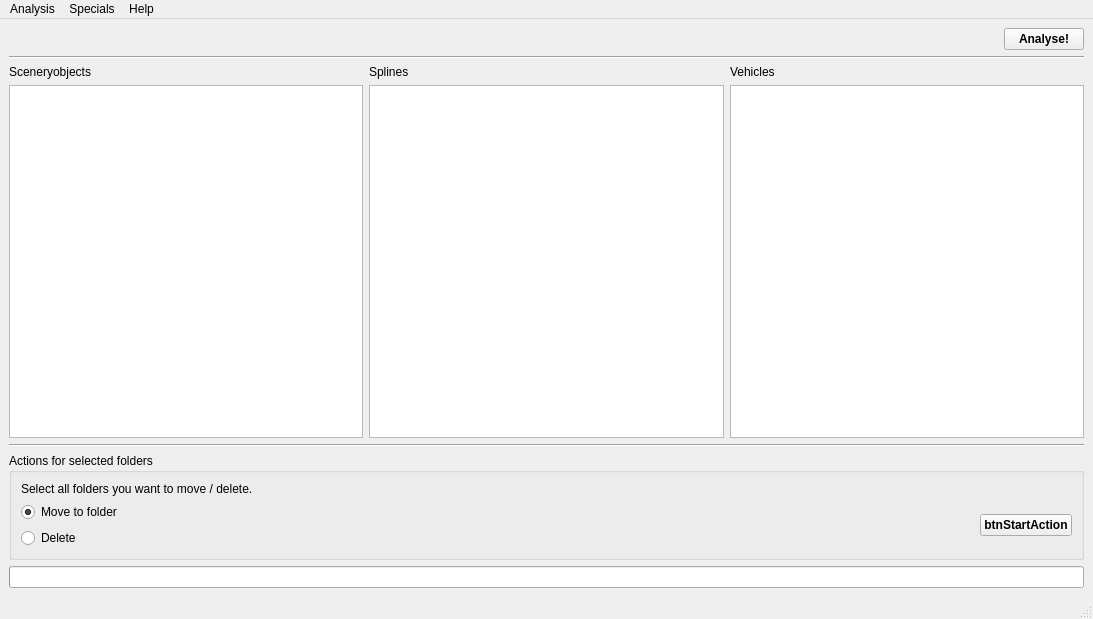
The window that OTModules/wCleanup/wcleanup.ui (pietr26/OMSI-Tools) describes before a commit, drawn with Qt 5.
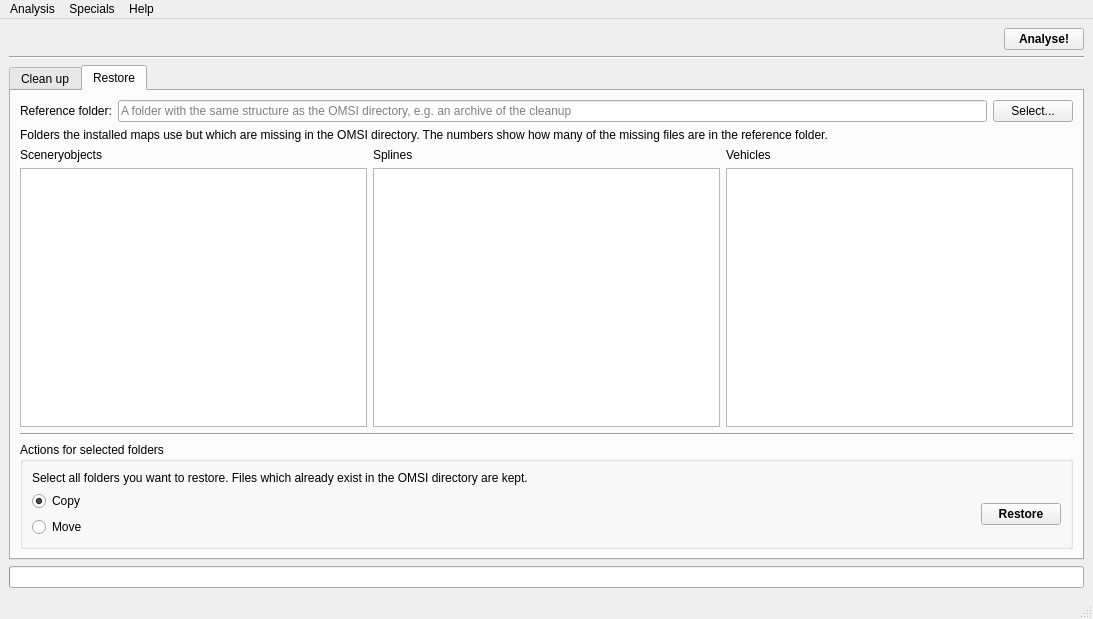
The same window after the commit. The open tabs and pages were chosen to show the change. Icons and pictures are not drawn.

Commit message: wCleanup: Restore from reference

The edit to the form file:
```diff
--- a/OTModules/wCleanup/wcleanup.ui
+++ b/OTModules/wCleanup/wcleanup.ui
@@ -56,6 +56,16 @@
      </widget>
     </item>
     <item>
+     <widget class="QTabWidget" name="twgMode">
+      <property name="currentIndex">
+       <number>0</number>
+      </property>
+      <widget class="QWidget" name="tabCleanup">
+       <attribute name="title">
+        <string>Clean up</string>
+       </attribute>
+       <layout class="QVBoxLayout" name="verticalLayout_7">
+        <item>
      <layout class="QHBoxLayout" name="horizontalLayout_2">
       <item>
        <layout class="QVBoxLayout" name="verticalLayout">
@@ -195,6 +205,197 @@
         </layout>
        </item>
       </layout>
+         </widget>
+        </item>
+       </layout>
+      </widget>
+      <widget class="QWidget" name="tabRestore">
+       <attribute name="title">
+        <string>Restore</string>
+       </attribute>
+       <layout class="QVBoxLayout" name="verticalLayout_8">
+        <item>
+         <layout class="QHBoxLayout" name="horizontalLayout_4">
+          <item>
+           <widget class="QLabel" name="lblReferenceDir">
+            <property name="text">
+             <string>Reference folder:</string>
+            </property>
+           </widget>
+          </item>
+          <item>
+           <widget class="QLineEdit" name="ledReferenceDir">
+            <property name="readOnly">
+             <bool>true</bool>
+            </property>
+            <property name="placeholderText">
+             <string>A folder with the same structure as the OMSI directory, e.g. an archive of the cleanup</string>
+            </property>
+           </widget>
+          </item>
+          <item>
+           <widget class="QPushButton" name="btnSelectReferenceDir">
+            <property name="text">
+             <string>Select...</string>
+            </property>
+           </widget>
+          </item>
+         </layout>
+        </item>
+        <item>
+         <widget class="QLabel" name="lblRestoreInfo">
+          <property name="text">
+           <string>Folders the installed maps use but which are missing in the OMSI directory. The numbers show how many of the missing files are in the reference folder.</string>
+          </property>
+          <property name="wordWrap">
+           <bool>true</bool>
+          </property>
+         </widget>
+        </item>
+        <item>
+         <layout class="QHBoxLayout" name="horizontalLayout_5">
+          <item>
+           <layout class="QVBoxLayout" name="verticalLayout_9">
+            <item>
+             <widget class="QLabel" name="lblRestoreObjects">
+              <property name="text">
+               <string>Sceneryobjects</string>
+              </property>
+             </widget>
+            </item>
+            <item>
+             <widget class="QListWidget" name="lwgRestoreObjects">
+              <property name="editTriggers">
+               <set>QAbstractItemView::NoEditTriggers</set>
+              </property>
+              <property name="selectionMode">
+               <enum>QAbstractItemView::ExtendedSelection</enum>
+              </property>
+              <property name="selectionRectVisible">
+               <bool>false</bool>
+              </property>
+             </widget>
+            </item>
+           </layout>
+          </item>
+          <item>
+           <layout class="QVBoxLayout" name="verticalLayout_10">
+            <item>
+             <widget class="QLabel" name="lblRestoreSplines">
+              <property name="text">
+               <string>Splines</string>
+              </property>
+             </widget>
+            </item>
+            <item>
+             <widget class="QListWidget" name="lwgRestoreSplines">
+              <property name="editTriggers">
+               <set>QAbstractItemView::NoEditTriggers</set>
+              </property>
+              <property name="selectionMode">
+               <enum>QAbstractItemView::ExtendedSelection</enum>
+              </property>
+              <property name="selectionRectVisible">
+               <bool>false</bool>
+              </property>
+             </widget>
+            </item>
+           </layout>
+          </item>
+          <item>
+           <layout class="QVBoxLayout" name="verticalLayout_11">
+            <item>
+             <widget class="QLabel" name="lblRestoreVehicles">
+              <property name="text">
+               <string>Vehicles</string>
+              </property>
+             </widget>
+            </item>
+            <item>
+             <widget class="QListWidget" name="lwgRestoreVehicles">
+              <property name="editTriggers">
+               <set>QAbstractItemView::NoEditTriggers</set>
+              </property>
+              <property name="selectionMode">
+               <enum>QAbstractItemView::ExtendedSelection</enum>
+              </property>
+              <property name="selectionRectVisible">
+               <bool>false</bool>
+              </property>
+             </widget>
+            </item>
+           </layout>
+          </item>
+         </layout>
+        </item>
+        <item>
+         <widget class="Line" name="line_3">
+          <property name="orientation">
+           <enum>Qt::Horizontal</enum>
+          </property>
+         </widget>
+        </item>
+        <item>
+         <widget class="QGroupBox" name="gbxRestoreActions">
+          <property name="title">
+           <string>Actions for selected folders</string>
+          </property>
+          <layout class="QVBoxLayout" name="verticalLayout_12">
+           <item>
+            <widget class="QLabel" name="lblRestoreProcessingInfo">
+             <property name="text">
+              <string>Select all folders you want to restore. Files which already exist in the OMSI directory are kept.</string>
+             </property>
+            </widget>
+           </item>
+           <item>
+            <layout class="QHBoxLayout" name="horizontalLayout_6">
+             <item>
+              <layout class="QVBoxLayout" name="verticalLayout_13">
+               <item>
+                <widget class="QRadioButton" name="rbtnRestoreCopy">
+                 <property name="text">
+                  <string>Copy</string>
+                 </property>
+                 <property name="checked">
+                  <bool>true</bool>
+                 </property>
+                </widget>
+               </item>
+               <item>
+                <widget class="QRadioButton" name="rbtnRestoreMove">
+                 <property name="text">
+                  <string>Move</string>
+                 </property>
+                </widget>
+               </item>
+              </layout>
+             </item>
+             <item>
+              <widget class="QPushButton" name="btnStartRestore">
+               <property name="sizePolicy">
+                <sizepolicy hsizetype="Maximum" vsizetype="Fixed">
+                 <horstretch>0</horstretch>
+                 <verstretch>0</verstretch>
+                </sizepolicy>
+               </property>
+               <property name="font">
+                <font>
+                 <bold>true</bold>
+                </font>
+               </property>
+               <property name="text">
+                <string>Restore</string>
+               </property>
+              </widget>
+             </item>
+            </layout>
+           </item>
+          </layout>
+         </widget>
+        </item>
+       </layout>
+      </widget>
      </widget>
     </item>
     <item>
```
Lines whose indentation alone changed are shown as unchanged. The commit also changes 7 other files.
